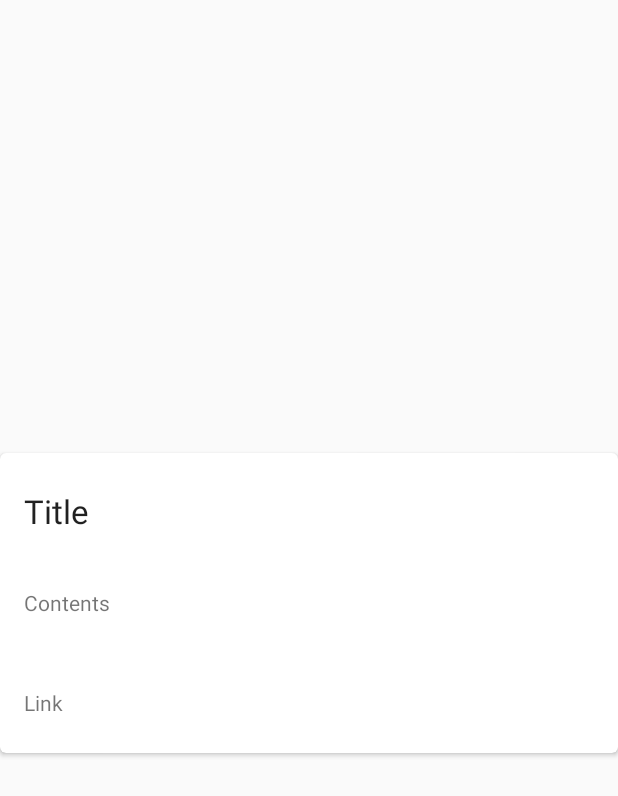
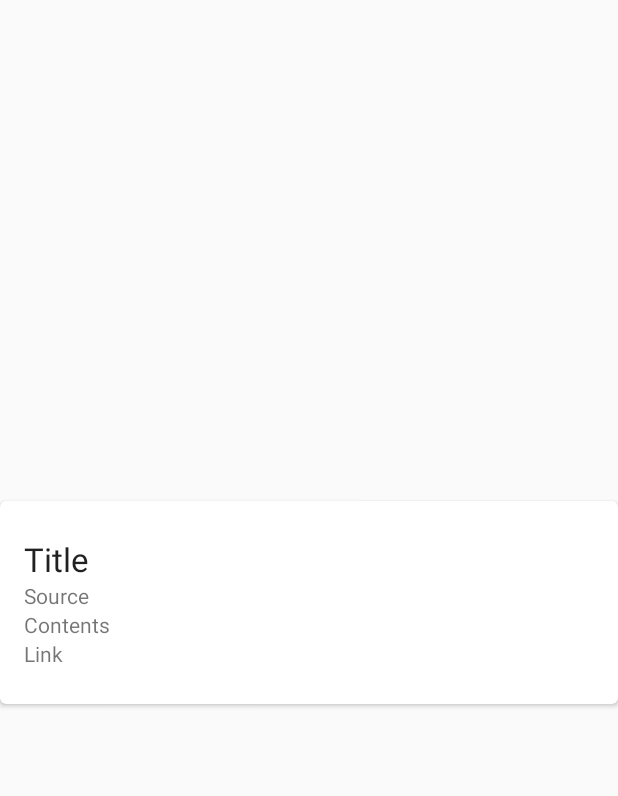
Before and after one commit to ummshsh/rss-reader, an Android app: the layout rss_item_view.xml on its own in the app's theme, with its tools: preview values and no code run, on a phone screen of 412 x 824 dp. Shown: the top 796 px of the screen. Run offline under Robolectric (Android 15) with nearby library versions, the phone set to English and light mode, and no system bars.

Commit message:
Card: sourece was added, appearance changes

```diff
--- a/app/src/main/java/com/ummshsh/rssreader/ui/main/MainViewModel.kt
+++ b/app/src/main/java/com/ummshsh/rssreader/ui/main/MainViewModel.kt
@@ -26,6 +26,7 @@ class MainViewModel(application: Application) : AndroidViewModel(application) {
 
     init {
         toggleOnlyUnreadArticles()
+        toggleSorting()
         repository.refreshALl()
         _articles = repository.articles
     }
--- a/app/src/main/java/com/ummshsh/rssreader/ui/main/RssListAdapter.kt
+++ b/app/src/main/java/com/ummshsh/rssreader/ui/main/RssListAdapter.kt
@@ -27,6 +27,7 @@ class RssListAdapter(private val clickListener: OnArticleClickListener) : Recycl
     override fun onBindViewHolder(holder: RssHolder, position: Int) {
         val item = listArticles[position]
         holder.title.text = item.title
+        holder.source.text = item.feedId.toString()
         holder.content.text =
             if (item.contents.length > 30) item.contents.subSequence(0, 30) else item.contents
         holder.link.text = item.url
@@ -38,6 +39,7 @@ class RssListAdapter(private val clickListener: OnArticleClickListener) : Recycl
 
     class RssHolder(itemView: View) : RecyclerView.ViewHolder(itemView) {
         val title: TextView = itemView.findViewById(R.id.rss_title)
+        val source: TextView = itemView.findViewById(R.id.rss_source)
         val content: TextView = itemView.findViewById(R.id.rss_contents)
         val link: TextView = itemView.findViewById(R.id.rss_link)
     }
--- a/app/src/main/res/layout/rss_item_view.xml
+++ b/app/src/main/res/layout/rss_item_view.xml
@@ -3,31 +3,43 @@
     xmlns:card_view="http://schemas.android.com/apk/res-auto"
     style="@style/MyCardViewStyle"
     android:layout_width="match_parent"
-    android:layout_height="200dp"
+    android:layout_height="wrap_content"
     android:layout_gravity="center"
     android:layout_marginBottom="10dp"
     card_view:cardCornerRadius="4dp">
+
+    <androidx.appcompat.widget.LinearLayoutCompat
+        android:layout_width="match_parent"
+        android:layout_height="match_parent"
+        android:orientation="vertical">
 
         <TextView
             android:id="@+id/rss_title"
             android:layout_width="match_parent"
             android:layout_height="wrap_content"
+            android:maxLines="2"
             android:text="Title"
-        android:textAppearance="@style/TextAppearance.AppCompat.Large"
-        android:layout_gravity="top"/>
+            android:textAppearance="@style/TextAppearance.AppCompat.Large" />
+
+        <TextView
+            android:id="@+id/rss_source"
+            android:layout_width="match_parent"
+            android:layout_height="wrap_content"
+            android:text="Source"
+            android:textAppearance="@style/TextAppearance.AppCompat.Small" />
 
         <TextView
             android:id="@+id/rss_contents"
             android:layout_width="match_parent"
             android:layout_height="wrap_content"
-        android:text="Contents"
-        android:layout_gravity="center"/>
+            android:maxLines="3"
+            android:text="Contents" />
 
         <TextView
             android:id="@+id/rss_link"
             android:layout_width="match_parent"
             android:layout_height="wrap_content"
             android:text="Link"
-        android:textAppearance="@style/TextAppearance.AppCompat.Small"
-        android:layout_gravity="bottom"/>
+            android:textAppearance="@style/TextAppearance.AppCompat.Small" />
+    </androidx.appcompat.widget.LinearLayoutCompat>
 </com.google.android.material.card.MaterialCardView>
--- a/app/src/main/res/values/styles.xml
+++ b/app/src/main/res/values/styles.xml
@@ -9,8 +9,8 @@
     </style>
 
     <style name="MyCardViewStyle" parent="Theme.AppCompat.Light">
-        <item name="cardCornerRadius">2dp</item>
-        <item name="cardElevation">2dp</item>
+<!--        <item name="cardCornerRadius">2dp</item>-->
+<!--        <item name="cardElevation">2dp</item>-->
         <item name="contentPaddingBottom">24dp</item>
         <item name="contentPaddingTop">24dp</item>
         <item name="contentPaddingLeft">16dp</item>
```
Also changed, not shown: app/src/main/java/com/ummshsh/rssreader/model/ArticleLight.kt (added, +12 -0 lines). Lines whose indentation alone changed are shown as unchanged.
